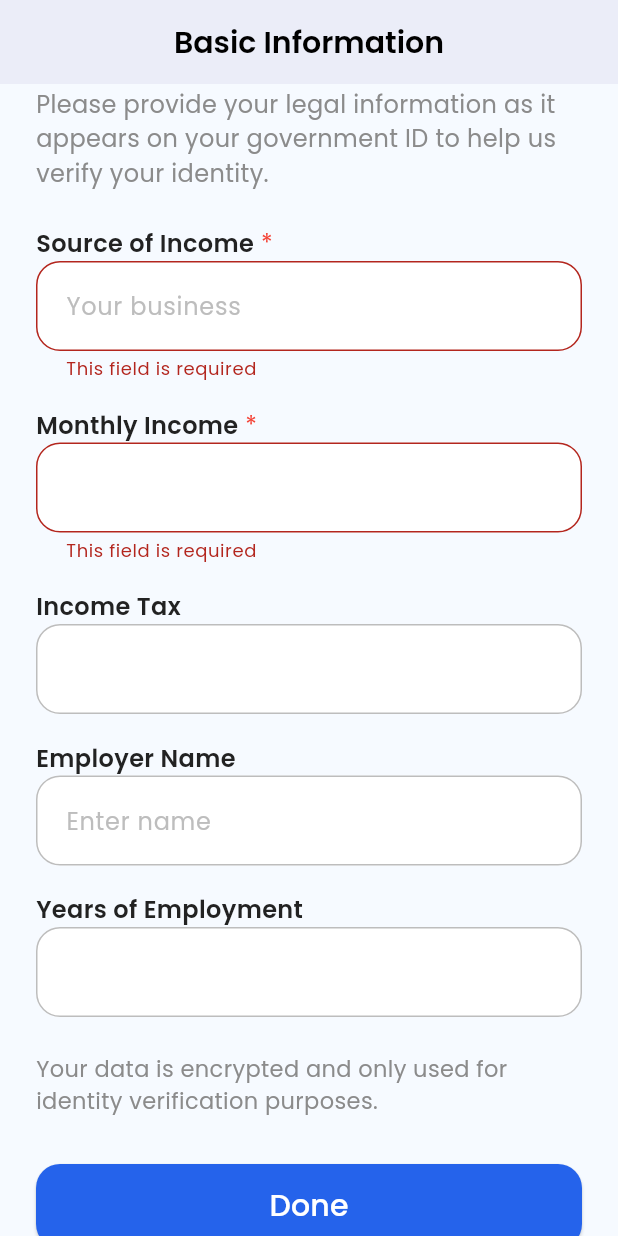
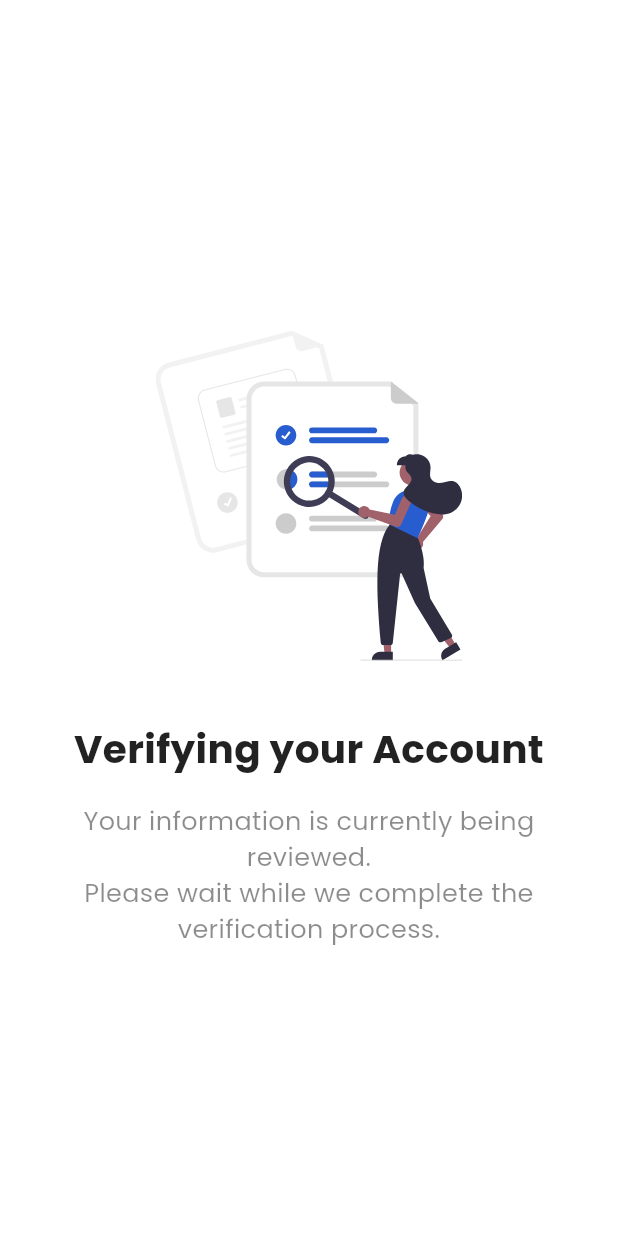
Before and after one commit to Yunaaaard/FastSosyo, a Flutter app: the EmploymentIncomePage screen opened directly, scrolled down 141 dp, after a tap on "Done", on a phone screen of 412 x 824 dp. Run offline on Flutter 3.47's test engine with Material 3 defaults, Android fonts, the phone set to English and light mode, and no system bars; our stand-ins replace confetti, dotted_border, flutter_svg; project files that could hold a hidden picture were left out.

Commit message:
added pachuychuyens

```diff
--- a/lib/app/data/modules/get_basic_information/screens/employment_income_screen.dart
+++ b/lib/app/data/modules/get_basic_information/screens/employment_income_screen.dart
@@ -1,3 +1,4 @@
+import 'package:fast_sosyo/app/data/modules/get_basic_information/screens/verification_process_screen.dart';
 import 'package:flutter/material.dart';
 
 class EmploymentIncomePage extends StatefulWidget {
@@ -114,9 +115,13 @@ class _EmploymentIncomePageState extends State<EmploymentIncomePage> {
                         ),
                       ),
                       onPressed: () {
-                        if (_formKey.currentState!.validate()) {
-                          // Submit logic here
-                        }
+                        // if (_formKey.currentState!.validate()) {
+                          Navigator.of(context).push(
+                              MaterialPageRoute(
+                                builder: (context) => const VerifyPerson(),
+                              ),
+                            );
+                        // }
                       },
                       child: const Text(
                         'Done',
--- /dev/null
+++ b/lib/app/data/modules/get_basic_information/screens/verification_process_screen.dart
@@ -0,0 +1,82 @@
+import 'package:flutter/material.dart';
+import 'package:flutter_svg/flutter_svg.dart';
+import 'dart:async';
+import '../../success_eligibility/screens/loan_success_screen.dart';
+
+class VerifyPerson extends StatefulWidget {
+  const VerifyPerson({super.key});
+
+  @override
+  State<VerifyPerson> createState() => _VerifyPersonState();
+}
+
+class _VerifyPersonState extends State<VerifyPerson> {
+  int _seconds = 5;
+  Timer? _timer;
+
+  @override
+  void initState() {
+    super.initState();
+    _timer = Timer.periodic(const Duration(seconds: 1), (timer) {
+      if (_seconds == 1) {
+        timer.cancel();
+        Navigator.of(context).pushReplacement(
+          MaterialPageRoute(builder: (context) => const LoanSuccessfulPage()),
+        );
+      } else {
+        setState(() {
+          _seconds--;
+        });
+      }
+    });
+  }
+
+  @override
+  void dispose() {
+    _timer?.cancel();
+    super.dispose();
+  }
+
+  @override
+  Widget build(BuildContext context) {
+    return Scaffold(
+      backgroundColor: const Color(0xF6F9FF),
+      body: SafeArea(
+        child: Column(
+          mainAxisAlignment: MainAxisAlignment.center,
+          children: [
+            const SizedBox(height: 60),
+            SvgPicture.asset(
+              'assets/icons/verify-person-icon.svg',
+              height: 220,
+            ),
+            const SizedBox(height: 40),
+            const Text(
+              'Verifying your Account',
+              style: TextStyle(
+                fontSize: 26,
+                fontWeight: FontWeight.bold,
+                color: Colors.black87,
+              ),
+              textAlign: TextAlign.center,
+            ),
+            const SizedBox(height: 18),
+            const Padding(
+              padding: EdgeInsets.symmetric(horizontal: 32.0),
+              child: Text(
+                'Your information is currently being reviewed.\nPlease wait while we complete the verification process.',
+                style: TextStyle(
+                  fontSize: 17,
+                  color: Colors.black45,
+                  fontWeight: FontWeight.w400,
+                ),
+                textAlign: TextAlign.center,
+              ),
+            ),
+            const SizedBox(height: 32),
+          ],
+        ),
+      ),
+    );
+  }
+}
--- a/pubspec.yaml
+++ b/pubspec.yaml
@@ -16,6 +16,7 @@ dependencies:
   flutter_svg: ^2.1.0
   iconify_flutter: ^0.0.7
   dotted_border: ^2.1.0
+  confetti: ^0.7.0
 
 dev_dependencies:
   flutter_test:
```
Also changed, not shown: lib/app/data/modules/dashboard_page/screen/dashboard_screen.dart (+13 -15 lines), lib/app/data/modules/success_eligibility/screens/loan_success_screen.dart (added, +265 -0 lines), assets/icons/loan-success-person-v2.svg (added), assets/icons/loan-success-person.svg (added), assets/icons/secure-banking-icon.svg (added), assets/icons/verify-person-icon.svg (added), pubspec.lock.
